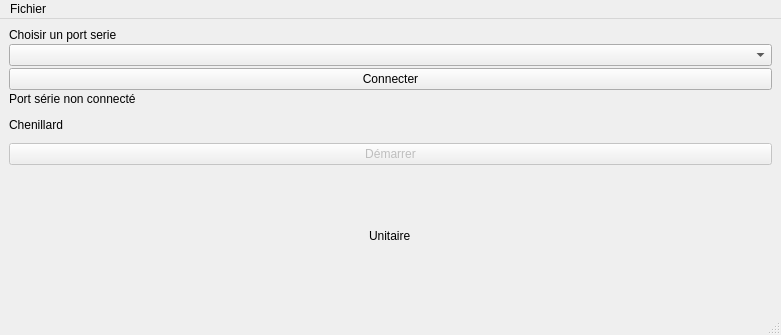
First picture: the form in chenillard/mainWindow.ui, repository MaxPhilb/epicArduino, before the edit.
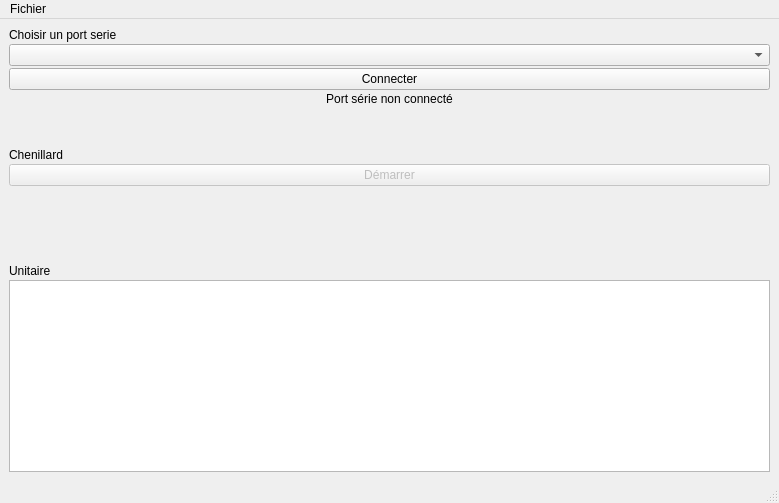
Second picture: the form after the edit.

Diff of the .ui file:
```diff
--- a/chenillard/mainWindow.ui
+++ b/chenillard/mainWindow.ui
@@ -6,8 +6,8 @@
    <rect>
     <x>0</x>
     <y>0</y>
-    <width>781</width>
-    <height>335</height>
+    <width>779</width>
+    <height>503</height>
    </rect>
   </property>
   <property name="windowTitle">
@@ -34,6 +34,10 @@
         <property name="spacing">
          <number>2</number>
         </property>
+       </layout>
+      </item>
+     </layout>
+    </item>
         <item>
          <layout class="QVBoxLayout" name="verticalLayout_5">
           <item>
@@ -58,9 +62,10 @@
             <property name="text">
              <string>Port série non connecté</string>
             </property>
-           </widget>
-          </item>
-         </layout>
+        <property name="alignment">
+         <set>Qt::AlignCenter</set>
+        </property>
+       </widget>
         </item>
        </layout>
       </item>
@@ -68,6 +73,19 @@
        <layout class="QHBoxLayout" name="horizontalLayout_2">
         <item>
          <layout class="QVBoxLayout" name="verticalLayout_7">
+        <item>
+         <spacer name="verticalSpacer">
+          <property name="orientation">
+           <enum>Qt::Vertical</enum>
+          </property>
+          <property name="sizeHint" stdset="0">
+           <size>
+            <width>20</width>
+            <height>40</height>
+           </size>
+          </property>
+         </spacer>
+        </item>
           <item>
            <widget class="QLabel" name="label_3">
             <property name="text">
@@ -89,7 +107,18 @@
         </item>
        </layout>
       </item>
-     </layout>
+    <item>
+     <spacer name="verticalSpacer_2">
+      <property name="orientation">
+       <enum>Qt::Vertical</enum>
+      </property>
+      <property name="sizeHint" stdset="0">
+       <size>
+        <width>20</width>
+        <height>40</height>
+       </size>
+      </property>
+     </spacer>
     </item>
     <item>
      <layout class="QHBoxLayout" name="horizontalLayout_3">
@@ -109,10 +138,23 @@
           </property>
          </layout>
         </item>
+        <item>
+         <layout class="QVBoxLayout" name="listBtn"/>
+        </item>
        </layout>
       </item>
      </layout>
     </item>
+    <item>
+     <widget class="QPlainTextEdit" name="retourCmd">
+      <property name="undoRedoEnabled">
+       <bool>false</bool>
+      </property>
+      <property name="readOnly">
+       <bool>true</bool>
+      </property>
+     </widget>
+    </item>
    </layout>
   </widget>
   <widget class="QMenuBar" name="menubar">
@@ -120,7 +162,7 @@
     <rect>
      <x>0</x>
      <y>0</y>
-     <width>781</width>
+     <width>779</width>
      <height>26</height>
     </rect>
    </property>
```
Lines whose indentation alone changed are shown as unchanged.
